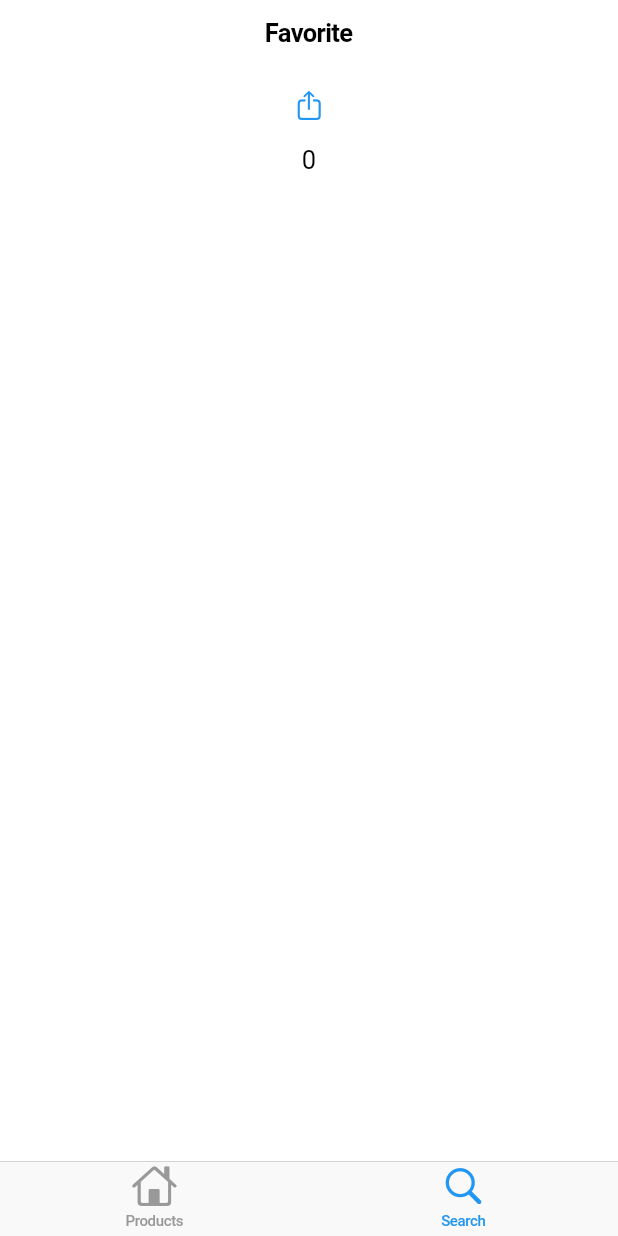
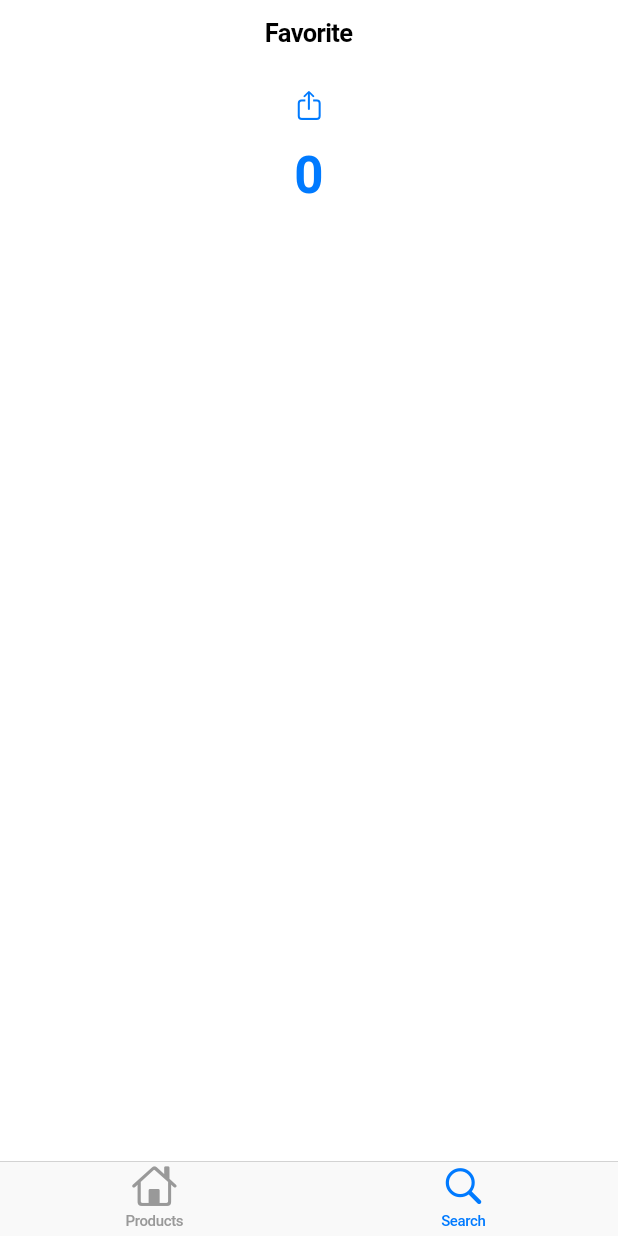
Before and after one commit to yuchehsieh/flutter_meal_app, a Flutter app: the screen it shows after launch, item 2 of the bottom bar chosen, on a phone screen of 412 x 824 dp. Run offline on Flutter 3.47's test engine with Material 2 defaults, Android fonts, the phone set to English and light mode, and no system bars.

Commit message:
flutter-official-turtorial: using CupertinoTextTheme with copyWith() in the CupertinoApp

```diff
--- a/lib/main.dart
+++ b/lib/main.dart
@@ -12,7 +12,15 @@ class MyApp extends StatelessWidget {
     return CupertinoApp(
       title: 'DeliMeals',
       theme: CupertinoThemeData(
-        primaryColor: Colors.blue,
+        primaryColor: CupertinoColors.activeBlue,
+        textTheme: CupertinoTextThemeData(
+          navLargeTitleTextStyle: CupertinoTheme.of(context)
+              .textTheme
+              .navLargeTitleTextStyle
+              .copyWith(
+                color: CupertinoColors.activeBlue,
+              ),
+        ),
       ),
       // home: CategoriesScreen(),
       // initialRoute: '/', // default is '/'
--- a/lib/screens/favorites_screen.dart
+++ b/lib/screens/favorites_screen.dart
@@ -31,7 +31,10 @@ class _FavoriteScreenState extends State<FavoriteScreen> {
               child: Icon(CupertinoIcons.share),
               onPressed: _addCount,
             ),
-            Text(_count.toString()),
+            Text(_count.toString(),
+                style: CupertinoTheme.of(context)
+                    .textTheme
+                    .navLargeTitleTextStyle),
           ],
         )),
       ),
```
